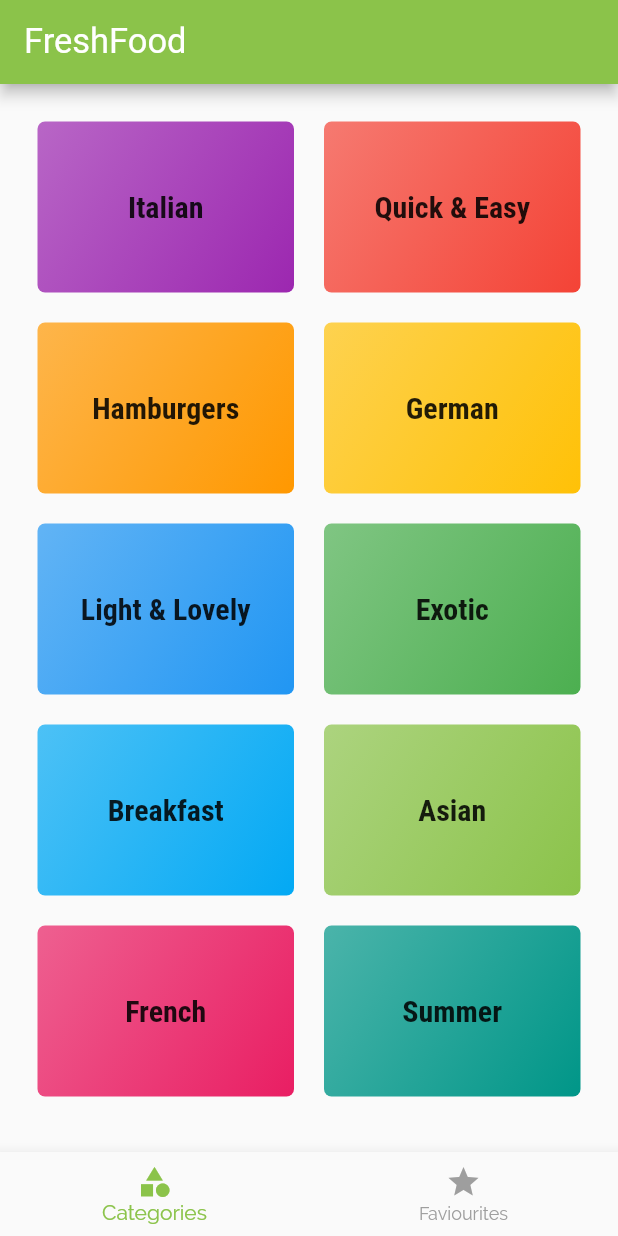
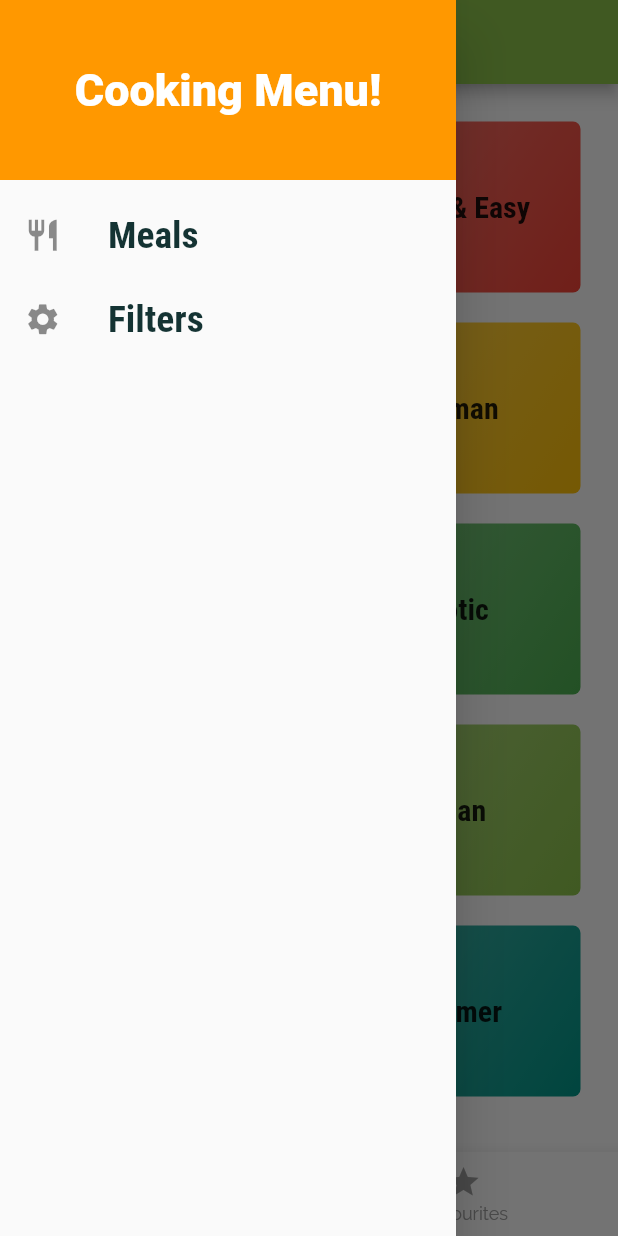
Before and after one commit to ArnabBiswas2303/FreshFoodApp, a Flutter app: the screen it shows after launch, with the side drawer open (before the commit the screen has no drawer), on a phone screen of 412 x 824 dp. Run offline on Flutter 3.47's test engine with Material 2 defaults, Android fonts, the phone set to English and light mode, and no system bars; our stand-ins replace google_fonts; Roboto replaces fonts that are missing (Acme, Ubuntu).

Commit message:
Add CustomDrawer

```diff
--- a/lib/screens/meal_detail_screen.dart
+++ b/lib/screens/meal_detail_screen.dart
@@ -48,9 +48,12 @@ class MealDetailScreen extends StatelessWidget {
             Container(
               height: 300,
               width: double.infinity,
-              child: Image.network(
-                selectedMeal.imageUrl,
-                fit: BoxFit.cover,
+              child: Hero(
+                tag: id,
+                child: Image.network(
+                  selectedMeal.imageUrl,
+                  fit: BoxFit.cover,
+                ),
               ),
             ),
             buildSectionTitle(context, "Ingredients"),
--- a/lib/screens/tabs_screen.dart
+++ b/lib/screens/tabs_screen.dart
@@ -1,4 +1,5 @@
 import 'package:flutter/material.dart';
+import '../widgets/custom_drawer.dart';
 
 import './favourites_screen.dart';
 import './categories_screen.dart';
@@ -25,6 +26,7 @@ class _TabsScreeenState extends State<TabsScreeen> {
       appBar: AppBar(
         title: Text("FreshFood"),
       ),
+      drawer: CustomDrawer(),
       body: _pages[_pagesIndex],
       bottomNavigationBar: BottomNavigationBar(
         onTap: _selectPage,
--- /dev/null
+++ b/lib/widgets/custom_drawer.dart
@@ -0,0 +1,54 @@
+import 'package:flutter/material.dart';
+import 'package:google_fonts/google_fonts.dart';
+
+class CustomDrawer extends StatelessWidget {
+  const CustomDrawer({Key key}) : super(key: key);
+
+  Widget _buildListTile(String tileName, IconData tileIcon) {
+    return ListTile(
+      leading: Icon(
+        tileIcon,
+        size: 25,
+      ),
+      title: Text(
+        tileName,
+        style: TextStyle(
+          fontFamily: 'Robotocondensed',
+          fontSize: 25,
+          fontWeight: FontWeight.bold,
+        ),
+      ),
+      onTap: () {},
+    );
+  }
+
+  @override
+  Widget build(BuildContext context) {
+    return Drawer(
+      child: Column(
+        children: <Widget>[
+          Container(
+            height: 120,
+            width: double.infinity,
+            padding: const EdgeInsets.all(20),
+            alignment: Alignment.center,
+            color: Theme.of(context).accentColor,
+            child: Text(
+              "Cooking Menu!",
+              style: GoogleFonts.acme(
+                fontSize: 30,
+                fontWeight: FontWeight.w900,
+                color: Colors.white,
+              ),
+            ),
+          ),
+          SizedBox(
+            height: 9,
+          ),
+          _buildListTile("Meals", Icons.restaurant),
+          _buildListTile("Filters", Icons.settings),
+        ],
+      ),
+    );
+  }
+}
--- a/lib/widgets/meal_item.dart
+++ b/lib/widgets/meal_item.dart
@@ -74,11 +74,14 @@ class MealIteam extends StatelessWidget {
                     topLeft: const Radius.circular(10),
                     topRight: const Radius.circular(10),
                   ),
-                  child: Image.network(
-                    imageUrl,
-                    height: 250,
-                    width: double.infinity,
-                    fit: BoxFit.cover,
+                  child: Hero(
+                    tag: id,
+                    child: Image.network(
+                      imageUrl,
+                      height: 250,
+                      width: double.infinity,
+                      fit: BoxFit.cover,
+                    ),
                   ),
                 ),
                 Positioned(
```
